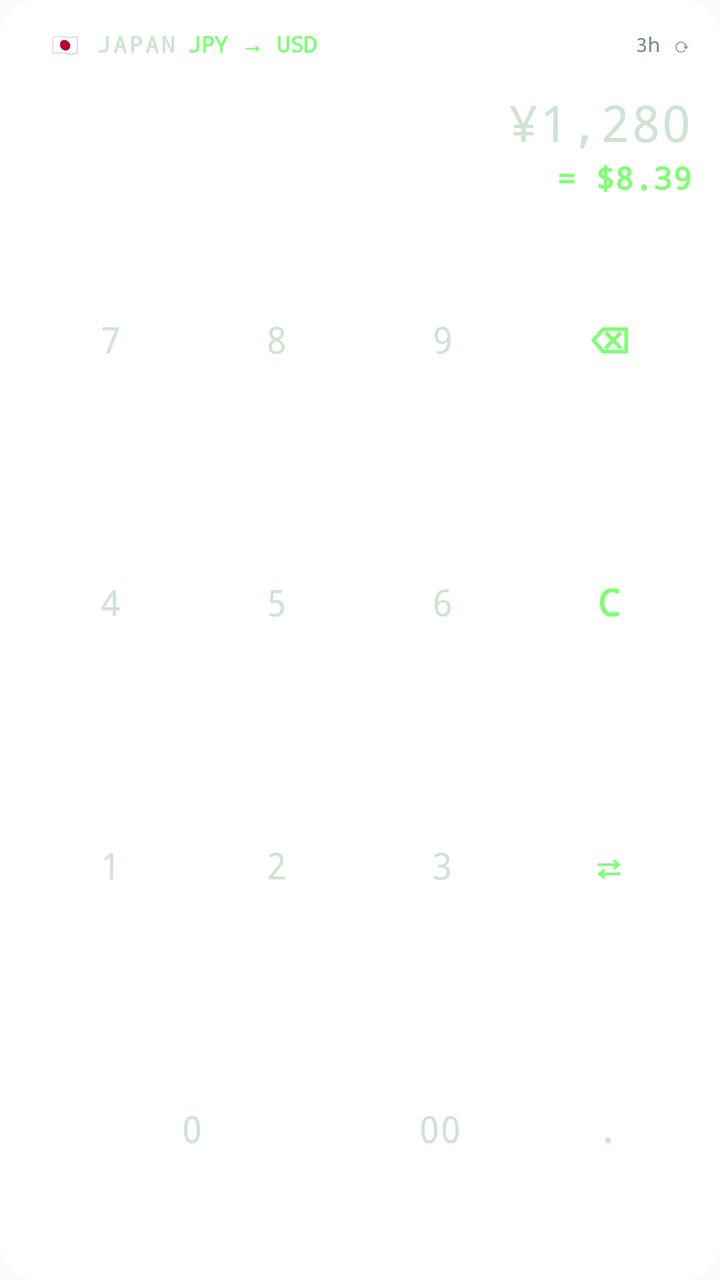
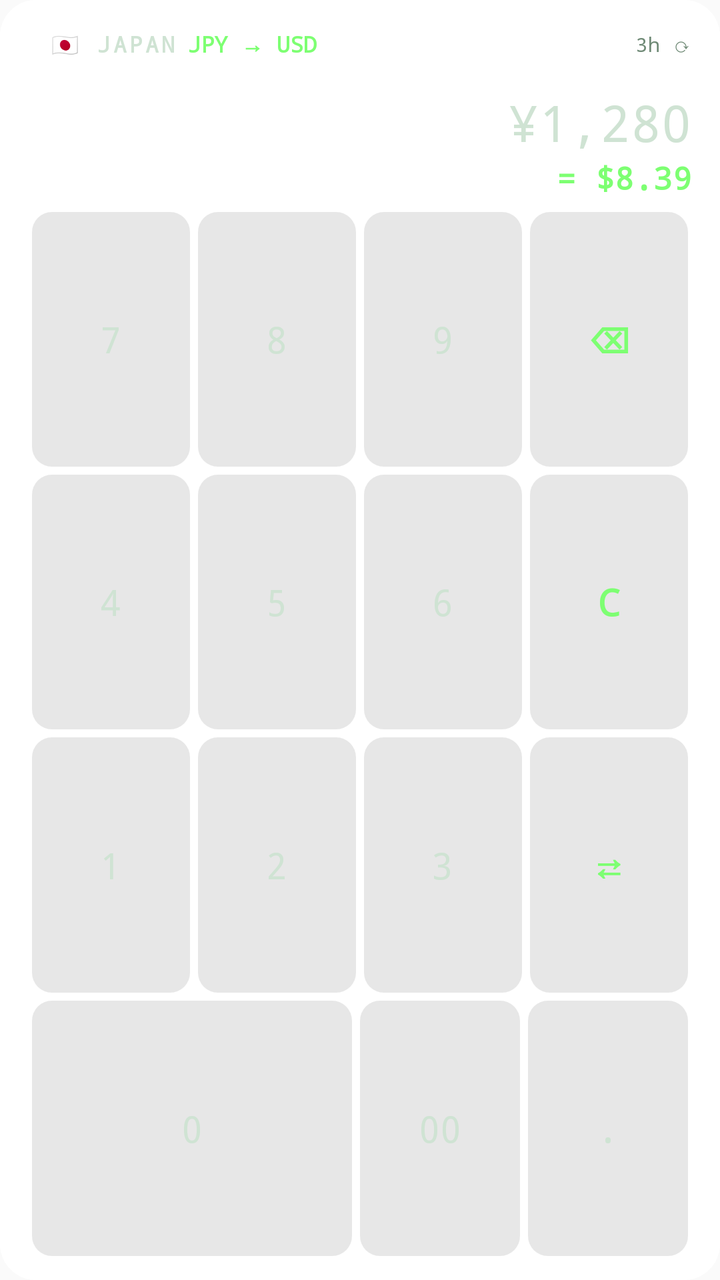

Before-and-after screenshots of an Android layout around one commit, followed by the original layout XML and the change that was made.
<!-- AndroidManifest.xml: application theme AppTheme -->
<!-- res/layout/widget_converter.xml -->
<?xml version="1.0" encoding="utf-8"?>
<FrameLayout xmlns:android="http://schemas.android.com/apk/res/android"
    android:id="@+id/widget_root"
    android:layout_width="match_parent"
    android:layout_height="match_parent">

    <ImageView
        android:id="@+id/widget_bg"
        android:layout_width="match_parent"
        android:layout_height="match_parent"
        android:contentDescription="@null"
        android:scaleType="fitXY"
        android:src="@drawable/widget_bg" />

    <ImageView
        android:id="@+id/widget_border"
        android:layout_width="match_parent"
        android:layout_height="match_parent"
        android:contentDescription="@null"
        android:scaleType="fitXY"
        android:src="@drawable/widget_border" />

    <LinearLayout
        android:layout_width="match_parent"
        android:layout_height="match_parent"
        android:orientation="vertical"
        android:paddingStart="14dp"
        android:paddingTop="11dp"
        android:paddingEnd="14dp"
        android:paddingBottom="10dp">

        <LinearLayout
            android:layout_width="match_parent"
            android:layout_height="wrap_content"
            android:gravity="center_vertical"
            android:orientation="horizontal">

            <ImageView
                android:id="@+id/marker"
                android:layout_width="4dp"
                android:layout_height="12dp"
                android:contentDescription="@null"
                android:src="@drawable/widget_solid" />

            <TextView
                android:id="@+id/title"
                android:layout_width="wrap_content"
                android:layout_height="wrap_content"
                android:layout_marginStart="7dp"
                android:fontFamily="monospace"
                android:letterSpacing="0.12"
                android:maxLines="1"
                android:text="🇯🇵 JAPAN"
                android:textColor="#CFE3D3"
                android:textSize="11dp"
                android:textStyle="bold" />

            <TextView
                android:id="@+id/pair"
                android:layout_width="0dp"
                android:layout_height="wrap_content"
                android:layout_marginStart="6dp"
                android:layout_weight="1"
                android:ellipsize="end"
                android:fontFamily="monospace"
                android:maxLines="1"
                android:text="JPY → USD"
                android:textColor="#7DFF72"
                android:textSize="11dp"
                android:textStyle="bold" />

            <TextView
                android:id="@+id/updated"
                android:layout_width="wrap_content"
                android:layout_height="wrap_content"
                android:contentDescription="@string/widget_refresh"
                android:fontFamily="monospace"
                android:maxLines="1"
                android:paddingStart="8dp"
                android:paddingTop="4dp"
                android:paddingBottom="4dp"
                android:text="3h ⟳"
                android:textColor="#6F8A76"
                android:textSize="10dp" />
        </LinearLayout>

        <ImageView
            android:id="@+id/divider"
            android:layout_width="match_parent"
            android:layout_height="1dp"
            android:layout_marginTop="5dp"
            android:layout_marginBottom="3dp"
            android:contentDescription="@null"
            android:scaleType="fitXY"
            android:src="@drawable/widget_solid" />

        <LinearLayout
            android:id="@+id/display"
            android:layout_width="match_parent"
            android:layout_height="wrap_content"
            android:orientation="vertical"
            android:paddingTop="2dp"
            android:paddingBottom="4dp">

            <TextView
                android:id="@+id/input"
                android:layout_width="match_parent"
                android:layout_height="34dp"
                android:autoSizeMaxTextSize="26dp"
                android:autoSizeMinTextSize="12dp"
                android:autoSizeTextType="uniform"
                android:fontFamily="monospace"
                android:gravity="end|center_vertical"
                android:maxLines="1"
                android:text="¥1,280"
                android:textColor="#CFE3D3"
                android:textSize="26dp" />

            <TextView
                android:id="@+id/output"
                android:layout_width="match_parent"
                android:layout_height="22dp"
                android:autoSizeMaxTextSize="16dp"
                android:autoSizeMinTextSize="10dp"
                android:autoSizeTextType="uniform"
                android:fontFamily="monospace"
                android:gravity="end|center_vertical"
                android:maxLines="1"
                android:text="= $8.39"
                android:textColor="#7DFF72"
                android:textSize="16dp"
                android:textStyle="bold" />
        </LinearLayout>

        <LinearLayout
            android:layout_width="match_parent"
            android:layout_height="0dp"
            android:layout_weight="1"
            android:orientation="vertical">

            <LinearLayout
                android:layout_width="match_parent"
                android:layout_height="0dp"
                android:layout_weight="1"
                android:orientation="horizontal">

                <TextView
                    android:id="@+id/key_7"
                    android:layout_width="0dp"
                    android:layout_height="match_parent"
                    android:layout_margin="2dp"
                    android:layout_weight="1"
                    android:background="@drawable/widget_key_dark"
                    android:fontFamily="monospace"
                    android:gravity="center"
                    android:text="7"
                    android:textColor="#CFE3D3"
                    android:textSize="18dp" />
                <TextView
                    android:id="@+id/key_8"
                    android:layout_width="0dp"
                    android:layout_height="match_parent"
                    android:layout_margin="2dp"
                    android:layout_weight="1"
                    android:background="@drawable/widget_key_dark"
                    android:fontFamily="monospace"
                    android:gravity="center"
                    android:text="8"
                    android:textColor="#CFE3D3"
                    android:textSize="18dp" />
                <TextView
                    android:id="@+id/key_9"
                    android:layout_width="0dp"
                    android:layout_height="match_parent"
                    android:layout_margin="2dp"
                    android:layout_weight="1"
                    android:background="@drawable/widget_key_dark"
                    android:fontFamily="monospace"
                    android:gravity="center"
                    android:text="9"
                    android:textColor="#CFE3D3"
                    android:textSize="18dp" />
                <TextView
                    android:id="@+id/key_back"
                    android:layout_width="0dp"
                    android:layout_height="match_parent"
                    android:layout_margin="2dp"
                    android:layout_weight="1"
                    android:background="@drawable/widget_key_dark"
                    android:fontFamily="monospace"
                    android:gravity="center"
                    android:text="⌫"
                    android:textColor="#7DFF72"
                    android:textSize="18dp" android:textStyle="bold" />
            </LinearLayout>
            <LinearLayout
                android:layout_width="match_parent"
                android:layout_height="0dp"
                android:layout_weight="1"
                android:orientation="horizontal">

                <TextView
                    android:id="@+id/key_4"
                    android:layout_width="0dp"
                    android:layout_height="match_parent"
                    android:layout_margin="2dp"
                    android:layout_weight="1"
                    android:background="@drawable/widget_key_dark"
                    android:fontFamily="monospace"
                    android:gravity="center"
                    android:text="4"
                    android:textColor="#CFE3D3"
                    android:textSize="18dp" />
                <TextView
                    android:id="@+id/key_5"
                    android:layout_width="0dp"
                    android:layout_height="match_parent"
                    android:layout_margin="2dp"
                    android:layout_weight="1"
                    android:background="@drawable/widget_key_dark"
                    android:fontFamily="monospace"
                    android:gravity="center"
                    android:text="5"
                    android:textColor="#CFE3D3"
                    android:textSize="18dp" />
                <TextView
                    android:id="@+id/key_6"
                    android:layout_width="0dp"
                    android:layout_height="match_parent"
                    android:layout_margin="2dp"
                    android:layout_weight="1"
                    android:background="@drawable/widget_key_dark"
                    android:fontFamily="monospace"
                    android:gravity="center"
                    android:text="6"
                    android:textColor="#CFE3D3"
                    android:textSize="18dp" />
                <TextView
                    android:id="@+id/key_clear"
                    android:layout_width="0dp"
                    android:layout_height="match_parent"
                    android:layout_margin="2dp"
                    android:layout_weight="1"
                    android:background="@drawable/widget_key_dark"
                    android:fontFamily="monospace"
                    android:gravity="center"
                    android:text="C"
                    android:textColor="#7DFF72"
                    android:textSize="18dp" android:textStyle="bold" />
            </LinearLayout>
            <LinearLayout
                android:layout_width="match_parent"
                android:layout_height="0dp"
                android:layout_weight="1"
                android:orientation="horizontal">

                <TextView
                    android:id="@+id/key_1"
                    android:layout_width="0dp"
                    android:layout_height="match_parent"
                    android:layout_margin="2dp"
                    android:layout_weight="1"
                    android:background="@drawable/widget_key_dark"
                    android:fontFamily="monospace"
                    android:gravity="center"
                    android:text="1"
                    android:textColor="#CFE3D3"
                    android:textSize="18dp" />
                <TextView
                    android:id="@+id/key_2"
                    android:layout_width="0dp"
                    android:layout_height="match_parent"
                    android:layout_margin="2dp"
                    android:layout_weight="1"
                    android:background="@drawable/widget_key_dark"
                    android:fontFamily="monospace"
                    android:gravity="center"
                    android:text="2"
                    android:textColor="#CFE3D3"
                    android:textSize="18dp" />
                <TextView
                    android:id="@+id/key_3"
                    android:layout_width="0dp"
                    android:layout_height="match_parent"
                    android:layout_margin="2dp"
                    android:layout_weight="1"
                    android:background="@drawable/widget_key_dark"
                    android:fontFamily="monospace"
                    android:gravity="center"
                    android:text="3"
                    android:textColor="#CFE3D3"
                    android:textSize="18dp" />
                <TextView
                    android:id="@+id/key_swap"
                    android:layout_width="0dp"
                    android:layout_height="match_parent"
                    android:layout_margin="2dp"
                    android:layout_weight="1"
                    android:background="@drawable/widget_key_dark"
                    android:fontFamily="monospace"
                    android:gravity="center"
                    android:text="⇄"
                    android:textColor="#7DFF72"
                    android:textSize="18dp" android:textStyle="bold" />
            </LinearLayout>
            <LinearLayout
                android:layout_width="match_parent"
                android:layout_height="0dp"
                android:layout_weight="1"
                android:orientation="horizontal">

                <TextView
                    android:id="@+id/key_0"
                    android:layout_width="0dp"
                    android:layout_height="match_parent"
                    android:layout_margin="2dp"
                    android:layout_weight="2"
                    android:background="@drawable/widget_key_dark"
                    android:fontFamily="monospace"
                    android:gravity="center"
                    android:text="0"
                    android:textColor="#CFE3D3"
                    android:textSize="18dp" />
                <TextView
                    android:id="@+id/key_00"
                    android:layout_width="0dp"
                    android:layout_height="match_parent"
                    android:layout_margin="2dp"
                    android:layout_weight="1"
                    android:background="@drawable/widget_key_dark"
                    android:fontFamily="monospace"
                    android:gravity="center"
                    android:text="00"
                    android:textColor="#CFE3D3"
                    android:textSize="18dp" />
                <TextView
                    android:id="@+id/key_dot"
                    android:layout_width="0dp"
                    android:layout_height="match_parent"
                    android:layout_margin="2dp"
                    android:layout_weight="1"
                    android:background="@drawable/widget_key_dark"
                    android:fontFamily="monospace"
                    android:gravity="center"
                    android:text="."
                    android:textColor="#CFE3D3"
                    android:textSize="18dp" />
            </LinearLayout>
        </LinearLayout>

    </LinearLayout>
</FrameLayout>
<!-- resources referenced by this layout -->
<resources>
  <!-- drawable widget_bg (drawable) -->
  <?xml version="1.0" encoding="utf-8"?>
  <shape xmlns:android="http://schemas.android.com/apk/res/android" android:shape="rectangle">
      <corners android:radius="@dimen/widget_radius" />
      <solid android:color="#FFFFFFFF" />
  </shape>
  <!-- drawable widget_border (drawable) -->
  <?xml version="1.0" encoding="utf-8"?>
  <shape xmlns:android="http://schemas.android.com/apk/res/android" android:shape="rectangle">
      <corners android:radius="@dimen/widget_radius" />
      <stroke android:width="1dp" android:color="#FFFFFFFF" />
  </shape>
  <!-- drawable widget_key_dark (drawable) -->
  <?xml version="1.0" encoding="utf-8"?>
  <selector xmlns:android="http://schemas.android.com/apk/res/android">
      <item android:state_pressed="true">
          <shape android:shape="rectangle">
              <corners android:radius="10dp" />
              <solid android:color="#45FFFFFF" />
          </shape>
      </item>
      <item>
          <shape android:shape="rectangle">
              <corners android:radius="10dp" />
              <solid android:color="#17FFFFFF" />
          </shape>
      </item>
  </selector>
  <!-- drawable widget_solid (drawable) -->
  <?xml version="1.0" encoding="utf-8"?>
  <shape xmlns:android="http://schemas.android.com/apk/res/android" android:shape="rectangle">
      <solid android:color="#FFFFFFFF" />
  </shape>
  <string name="widget_refresh">Refresh rates</string>
  <style name="AppTheme" parent="Theme.AppCompat.Light.DarkActionBar">
          
          <item name="colorPrimary">@color/colorPrimary</item>
          <item name="colorPrimaryDark">@color/colorPrimaryDark</item>
          <item name="colorAccent">@color/colorAccent</item>
      </style>
  <dimen name="widget_radius">18dp</dimen>
</resources>

<!-- the commit's change to res/layout/widget_converter.xml (unified diff, before → after) -->
@@ -150,7 +150,7 @@
                     android:layout_height="match_parent"
                     android:layout_margin="2dp"
                     android:layout_weight="1"
-                    android:background="@drawable/widget_key_dark"
+                    android:background="@drawable/widget_key"
                     android:fontFamily="monospace"
                     android:gravity="center"
                     android:text="7"
@@ -162,7 +162,7 @@
                     android:layout_height="match_parent"
                     android:layout_margin="2dp"
                     android:layout_weight="1"
-                    android:background="@drawable/widget_key_dark"
+                    android:background="@drawable/widget_key"
                     android:fontFamily="monospace"
                     android:gravity="center"
                     android:text="8"
@@ -174,7 +174,7 @@
                     android:layout_height="match_parent"
                     android:layout_margin="2dp"
                     android:layout_weight="1"
-                    android:background="@drawable/widget_key_dark"
+                    android:background="@drawable/widget_key"
                     android:fontFamily="monospace"
                     android:gravity="center"
                     android:text="9"
@@ -186,7 +186,7 @@
                     android:layout_height="match_parent"
                     android:layout_margin="2dp"
                     android:layout_weight="1"
-                    android:background="@drawable/widget_key_dark"
+                    android:background="@drawable/widget_key"
                     android:fontFamily="monospace"
                     android:gravity="center"
                     android:text="⌫"
@@ -205,7 +205,7 @@
                     android:layout_height="match_parent"
                     android:layout_margin="2dp"
                     android:layout_weight="1"
-                    android:background="@drawable/widget_key_dark"
+                    android:background="@drawable/widget_key"
                     android:fontFamily="monospace"
                     android:gravity="center"
                     android:text="4"
@@ -217,7 +217,7 @@
                     android:layout_height="match_parent"
                     android:layout_margin="2dp"
                     android:layout_weight="1"
-                    android:background="@drawable/widget_key_dark"
+                    android:background="@drawable/widget_key"
                     android:fontFamily="monospace"
                     android:gravity="center"
                     android:text="5"
@@ -229,7 +229,7 @@
                     android:layout_height="match_parent"
                     android:layout_margin="2dp"
                     android:layout_weight="1"
-                    android:background="@drawable/widget_key_dark"
+                    android:background="@drawable/widget_key"
                     android:fontFamily="monospace"
                     android:gravity="center"
                     android:text="6"
@@ -241,7 +241,7 @@
                     android:layout_height="match_parent"
                     android:layout_margin="2dp"
                     android:layout_weight="1"
-                    android:background="@drawable/widget_key_dark"
+                    android:background="@drawable/widget_key"
                     android:fontFamily="monospace"
                     android:gravity="center"
                     android:text="C"
@@ -260,7 +260,7 @@
                     android:layout_height="match_parent"
                     android:layout_margin="2dp"
                     android:layout_weight="1"
-                    android:background="@drawable/widget_key_dark"
+                    android:background="@drawable/widget_key"
                     android:fontFamily="monospace"
                     android:gravity="center"
                     android:text="1"
@@ -272,7 +272,7 @@
                     android:layout_height="match_parent"
                     android:layout_margin="2dp"
                     android:layout_weight="1"
-                    android:background="@drawable/widget_key_dark"
+                    android:background="@drawable/widget_key"
                     android:fontFamily="monospace"
                     android:gravity="center"
                     android:text="2"
@@ -284,7 +284,7 @@
                     android:layout_height="match_parent"
                     android:layout_margin="2dp"
                     android:layout_weight="1"
-                    android:background="@drawable/widget_key_dark"
+                    android:background="@drawable/widget_key"
                     android:fontFamily="monospace"
                     android:gravity="center"
                     android:text="3"
@@ -296,7 +296,7 @@
                     android:layout_height="match_parent"
                     android:layout_margin="2dp"
                     android:layout_weight="1"
-                    android:background="@drawable/widget_key_dark"
+                    android:background="@drawable/widget_key"
                     android:fontFamily="monospace"
                     android:gravity="center"
                     android:text="⇄"
@@ -315,7 +315,7 @@
                     android:layout_height="match_parent"
                     android:layout_margin="2dp"
                     android:layout_weight="2"
-                    android:background="@drawable/widget_key_dark"
+                    android:background="@drawable/widget_key"
                     android:fontFamily="monospace"
                     android:gravity="center"
                     android:text="0"
@@ -327,7 +327,7 @@
                     android:layout_height="match_parent"
                     android:layout_margin="2dp"
                     android:layout_weight="1"
-                    android:background="@drawable/widget_key_dark"
+                    android:background="@drawable/widget_key"
                     android:fontFamily="monospace"
                     android:gravity="center"
                     android:text="00"
@@ -339,7 +339,7 @@
                     android:layout_height="match_parent"
                     android:layout_margin="2dp"
                     android:layout_weight="1"
-                    android:background="@drawable/widget_key_dark"
+                    android:background="@drawable/widget_key"
                     android:fontFamily="monospace"
                     android:gravity="center"
                     android:text="."
<!-- resource entries referenced after the edit -->
@@ -12,19 +12,19 @@
       <corners android:radius="@dimen/widget_radius" />
       <stroke android:width="1dp" android:color="#FFFFFFFF" />
   </shape>
-  <!-- drawable widget_key_dark (drawable) -->
+  <!-- drawable widget_key (drawable) -->
   <?xml version="1.0" encoding="utf-8"?>
   <selector xmlns:android="http://schemas.android.com/apk/res/android">
       <item android:state_pressed="true">
           <shape android:shape="rectangle">
               <corners android:radius="10dp" />
-              <solid android:color="#45FFFFFF" />
+              <solid android:color="#66808080" />
           </shape>
       </item>
       <item>
           <shape android:shape="rectangle">
               <corners android:radius="10dp" />
-              <solid android:color="#17FFFFFF" />
+              <solid android:color="#30808080" />
           </shape>
       </item>
   </selector>
